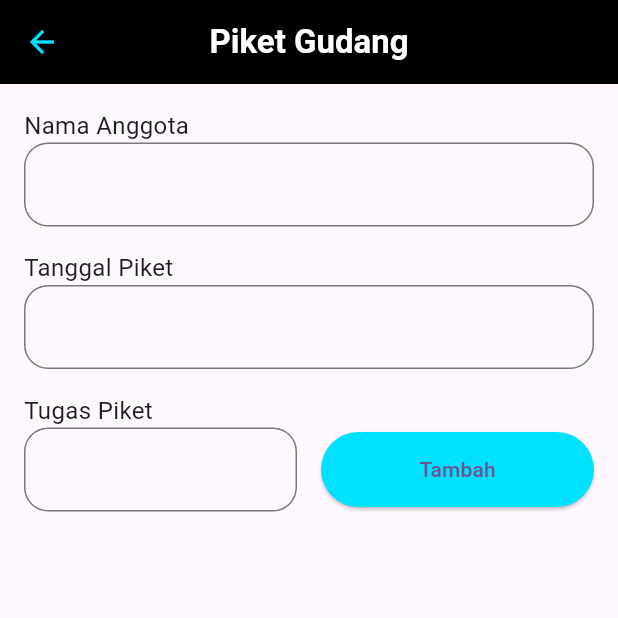
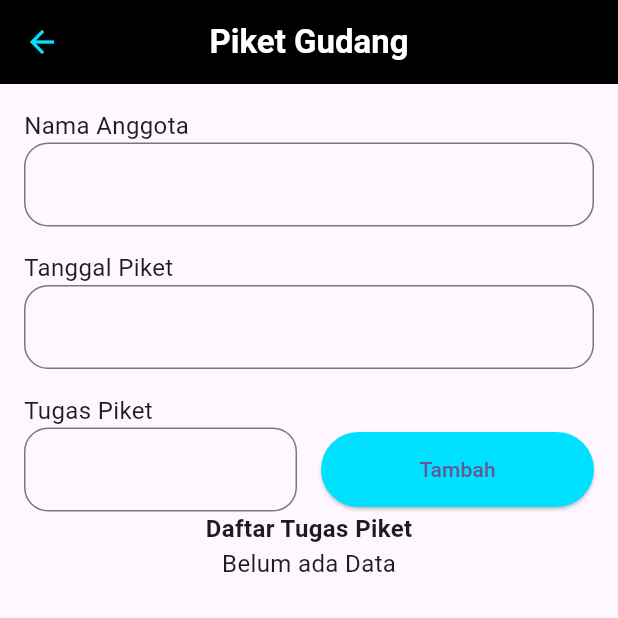
Before and after one commit to hi-lufz1/20220140181_UCP1Flutter, a Flutter app: the screen it shows after launch, after a tap on "Tambah", on a phone screen of 412 x 824 dp, the top half of it. Run offline on Flutter 3.47's test engine with Material 3 defaults, Android fonts, the phone set to English and light mode, and no system bars.

Commit message:
menambahkan fungsi untuk menambah tugas piket dan menampilkan daftar tugas

```diff
--- a/lib/piket/piket_page.dart
+++ b/lib/piket/piket_page.dart
@@ -11,6 +11,27 @@ class _PiketPageState extends State<PiketPage> {
   final TextEditingController emailController = TextEditingController();
   final TextEditingController dateController = TextEditingController();
   final TextEditingController taskController = TextEditingController();
+
+  List<Map<String, String>> piketList = [];
+
+  void addPiket() {
+    if (emailController.text.isNotEmpty &&
+        dateController.text.isNotEmpty &&
+        taskController.text.isNotEmpty) {
+      setState(() {
+        piketList.add({
+          'nama': emailController.text,
+          'tanggal': dateController.text,
+          'tugas': taskController.text,
+        });
+
+        // Kosongkan input setelah ditambah
+        emailController.clear();
+        dateController.clear();
+        taskController.clear();
+      });
+    }
+  }
 
   @override
   Widget build(BuildContext context) {
@@ -33,7 +54,10 @@ class _PiketPageState extends State<PiketPage> {
           style: TextStyle(fontWeight: FontWeight.bold, color: Colors.white),
         ),
       ),
-      body: Center(
+      body: Column(
+        children: [
+          Expanded(
+            child: SingleChildScrollView(
               child: Padding(
                 padding: const EdgeInsets.all(16.0),
                 child: Column(
@@ -79,18 +103,63 @@ class _PiketPageState extends State<PiketPage> {
                               backgroundColor: WidgetStateProperty.all<Color>(
                                 Color.fromRGBO(0, 224, 255, 1),
                               ),
-                        fixedSize: WidgetStateProperty.all(Size.fromHeight(50)),
+                              fixedSize: WidgetStateProperty.all(
+                                Size.fromHeight(50),
                               ),
-                      onPressed: () {},
+                            ),
+                            onPressed: () {
+                              addPiket();
+                            },
                             child: Text("Tambah"),
                           ),
                         ),
                       ],
                     ),
+                    Center(
+                      child: Column(
+                        mainAxisAlignment: MainAxisAlignment.center,
+                        crossAxisAlignment: CrossAxisAlignment.center,
+                        children: [
+                          Text(
+                            "Daftar Tugas Piket",
+                            style: TextStyle(
+                              fontSize: 16,
+                              fontWeight: FontWeight.bold,
+                            ),
+                          ),
+                          piketList.isEmpty
+                              ? Center(
+                                child: const Text(
+                                  "Belum ada Data",
+                                  style: TextStyle(fontSize: 16),
+                                ),
+                              )
+                              : ListView.builder(
+                                shrinkWrap: true,
+                                physics: const NeverScrollableScrollPhysics(),
+                                itemCount: piketList.length,
+                                itemBuilder: (context, index) {
+                                  final piket = piketList[index];
+                                  return Card(
+                                    margin: const EdgeInsets.symmetric(
+                                      vertical: 8.0,
+                                    ),
+                                    child: ListTile(
+                                      title: Text(piket['tugas'] ?? ''),
+                                    ),
+                                  );
+                                },
+                              ),
+                        ],
+                      ),
+                    ),
                   ],
                 ),
               ),
             ),
+          ),
+        ],
+      ),
     );
   }
 }
```
Lines whose indentation alone changed are shown as unchanged.
